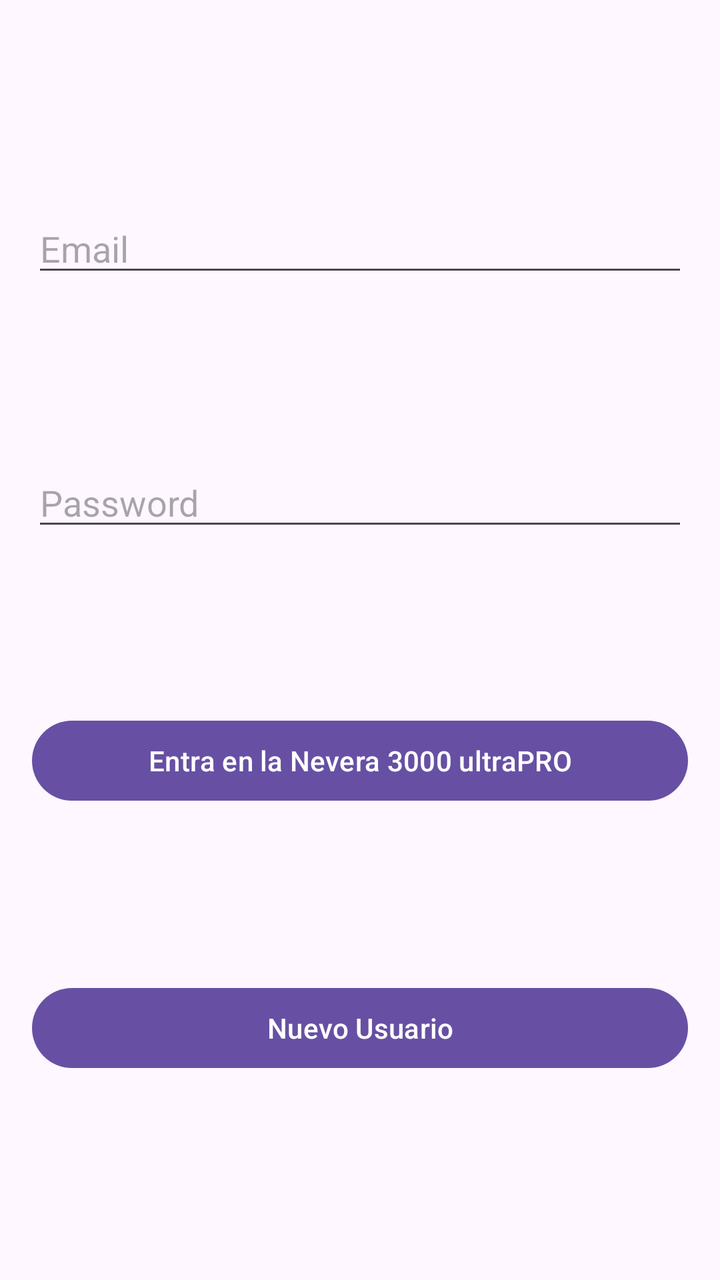
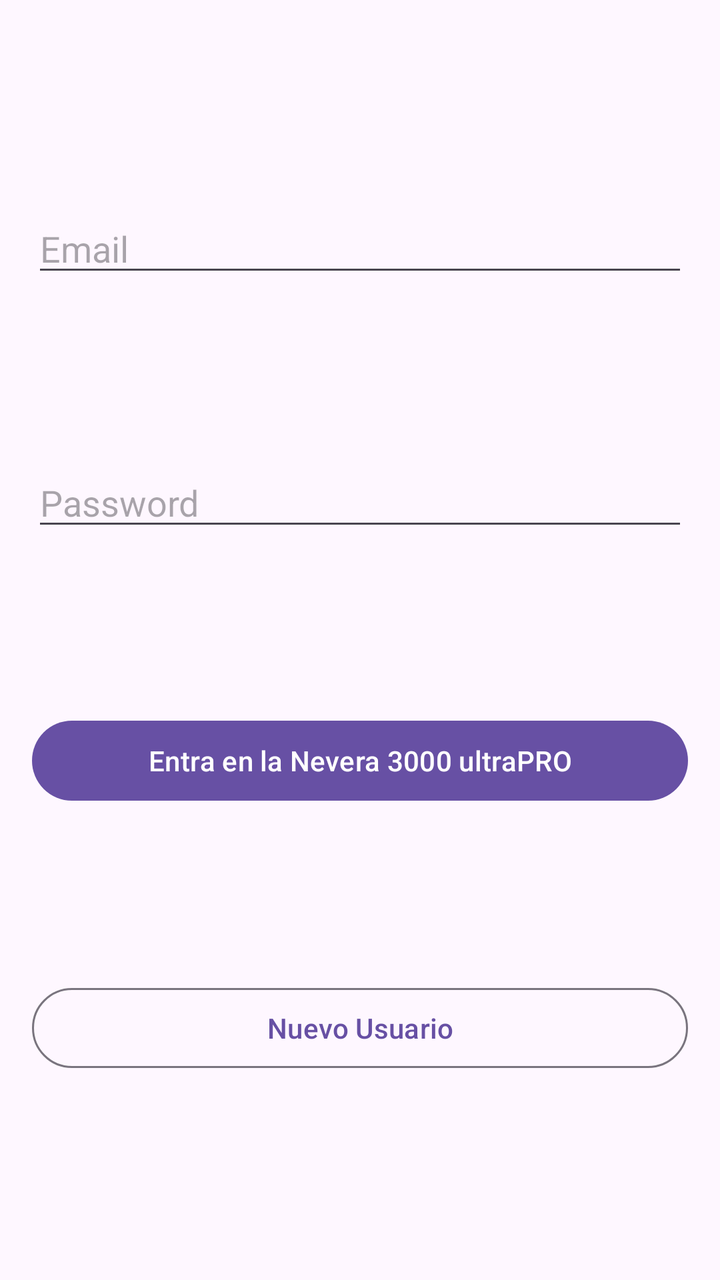

The first picture is an Android layout as it rendered before a commit; the second is the same layout after the commit. The layout source and the unified diff follow.
<!-- AndroidManifest.xml: application theme Theme.OPTpractica -->
<!-- res/layout/activity_main.xml -->
<?xml version="1.0" encoding="utf-8"?>
<androidx.constraintlayout.motion.widget.MotionLayout xmlns:android="http://schemas.android.com/apk/res/android"
    xmlns:app="http://schemas.android.com/apk/res-auto"
    xmlns:tools="http://schemas.android.com/tools"
    android:id="@+id/main"
    android:layout_width="match_parent"
    android:layout_height="match_parent"
    app:layoutDescription="@xml/activity_main_scene"
    tools:context=".MainActivity">

    <androidx.constraintlayout.motion.widget.MotionLayout
        android:id="@+id/linearLayout"
        android:layout_width="match_parent"
        android:layout_height="match_parent"
        android:orientation="vertical"
        android:padding="16dp"
        app:layoutDescription="@xml/activity_main_xml_linearlayout_scene"
        app:layout_constraintBottom_toTopOf="@+id/emailEditText"
        app:layout_constraintEnd_toEndOf="parent"
        app:layout_constraintHorizontal_bias="1.0"
        app:layout_constraintStart_toStartOf="parent"
        app:layout_constraintTop_toTopOf="parent"
        app:layout_constraintVertical_bias="0.179">

        <EditText
            android:id="@+id/emailEditText"
            android:layout_width="match_parent"
            android:layout_height="wrap_content"
            android:hint="Email"
            app:layout_constraintBottom_toTopOf="@+id/passwordEditText"
            app:layout_constraintTop_toTopOf="parent"
            app:layout_constraintVertical_chainStyle="spread"
            tools:layout_editor_absoluteX="16dp" />

        <EditText
            android:id="@+id/passwordEditText"
            android:layout_width="match_parent"
            android:layout_height="wrap_content"
            android:hint="Password"
            android:inputType="textPassword"
            app:layout_constraintBottom_toTopOf="@+id/loginButton"
            app:layout_constraintTop_toBottomOf="@+id/emailEditText"
            tools:layout_editor_absoluteX="16dp" />

        <Button
            android:id="@+id/loginButton"
            android:layout_width="match_parent"
            android:layout_height="wrap_content"
            android:text="Entra en la Nevera 3000 ultraPRO"
            app:layout_constraintBottom_toTopOf="@+id/botonNuevoUsuario"
            app:layout_constraintTop_toBottomOf="@+id/passwordEditText"
            tools:layout_editor_absoluteX="16dp" />

        <Button
            android:id="@+id/botonNuevoUsuario"
            android:layout_width="0dp"
            android:layout_height="wrap_content"
            android:text="Nuevo Usuario"
            app:layout_constraintBottom_toBottomOf="parent"
            app:layout_constraintEnd_toEndOf="@+id/loginButton"
            app:layout_constraintStart_toStartOf="@+id/loginButton"
            app:layout_constraintTop_toBottomOf="@+id/loginButton" />
    </androidx.constraintlayout.motion.widget.MotionLayout>

</androidx.constraintlayout.motion.widget.MotionLayout>
<!-- resources referenced by this layout -->
<resources>
  <style name="Theme.OPTpractica" parent="Base.Theme.OPTpractica" />
  <style name="Base.Theme.OPTpractica" parent="Theme.Material3.DayNight.NoActionBar">
          
          
      </style>
</resources>

<!-- the commit's change to res/layout/activity_main.xml (unified diff, before → after) -->
@@ -56,6 +56,7 @@
             android:layout_width="0dp"
             android:layout_height="wrap_content"
             android:text="Nuevo Usuario"
+            style="@style/Widget.Material3.Button.OutlinedButton"
             app:layout_constraintBottom_toBottomOf="parent"
             app:layout_constraintEnd_toEndOf="@+id/loginButton"
             app:layout_constraintStart_toStartOf="@+id/loginButton"
